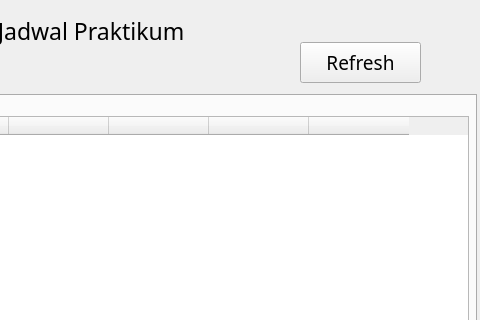
The window that Design_Trial.ui (burjoy/Proyek_PyQt5) describes before a commit, drawn with Qt 5; both pictures show x 304 to 784 and y 0 to 320 of the 784 by 622 pixel window.
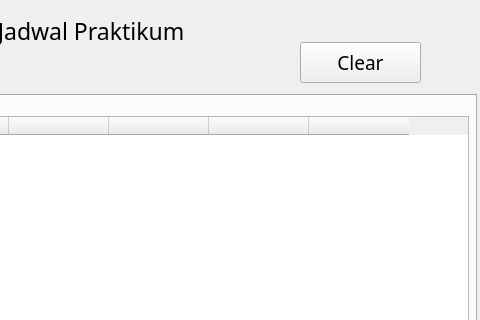
The same window after the commit. The open tabs and pages were chosen to show the change.

Commit message: input aslab udh functional, code agak messy

Diff of the .ui file:
```diff
--- a/Design_Trial.ui
+++ b/Design_Trial.ui
@@ -845,7 +845,7 @@
      </font>
     </property>
     <property name="text">
-     <string>Refresh</string>
+     <string>Clear</string>
     </property>
    </widget>
    <widget class="QLabel" name="label_5">
```
Left out of the diff: 8 changed lines with no effect on the pictures. The commit also changes 1 other file.
